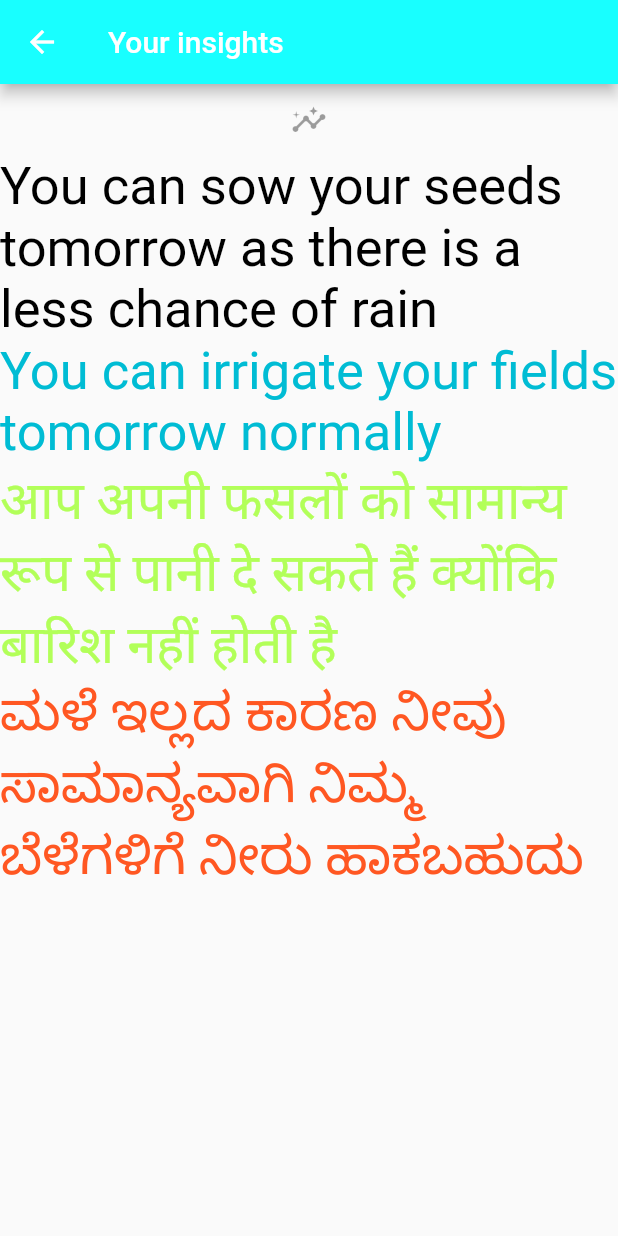
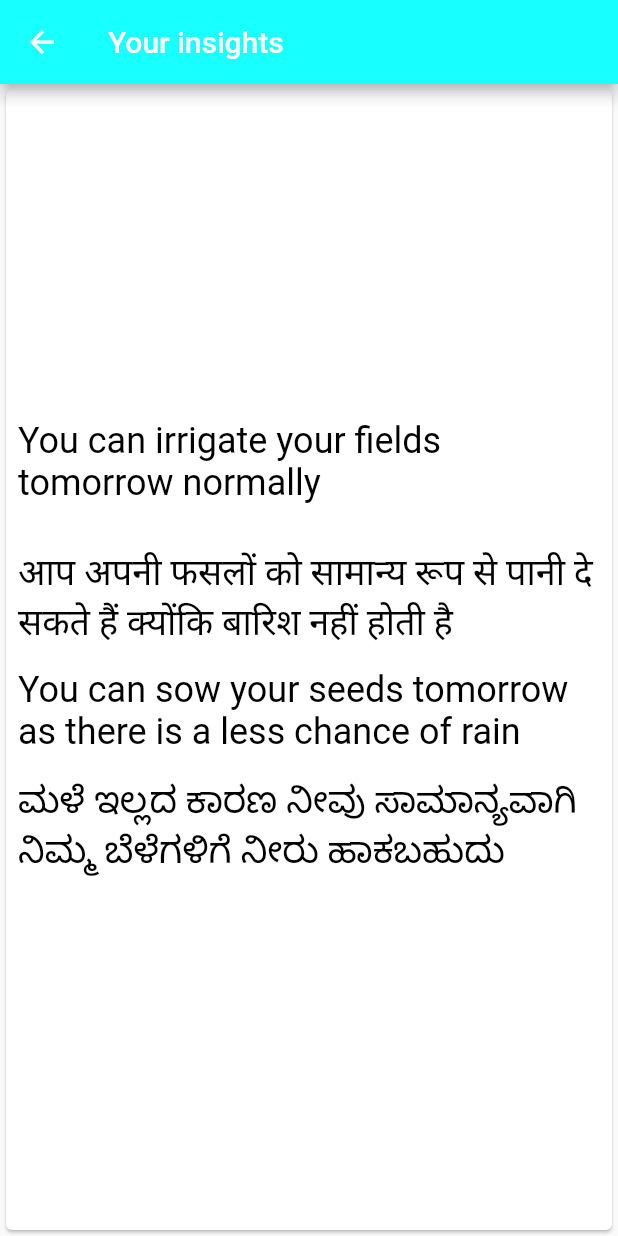
Before and after one commit to KrishnaKanth1729/WeatherApp, a Flutter app: the SecondScreen screen opened directly with empty values, on a phone screen of 412 x 824 dp. Run offline on Flutter 3.47's test engine with Material 2 defaults, Android fonts, the phone set to English and light mode, and no system bars; our stand-ins replace location; missing offline and left inert: translator; statements that could not run were skipped.

Commit message:
FINALS SCIENCE QUEST

```diff
--- a/lib/main.dart
+++ b/lib/main.dart
@@ -40,6 +40,7 @@ class MyAppState extends State<MyApp> {
 
     loadWeather();
   }
+
   // defining user interface with data
   @override
   Widget build(BuildContext context) {
@@ -51,7 +52,9 @@ class MyAppState extends State<MyApp> {
       home: Scaffold(
           backgroundColor: Colors.greenAccent,
           appBar: AppBar(
-            title: Text('Flutter Weather App'),
+            backgroundColor: Colors.cyanAccent,
+            title: Text('Insights Based Weather App for farmers',
+                style: TextStyle(color: Colors.black, fontSize: 20)),
           ),
           body: Center(
               child: Column(mainAxisSize: MainAxisSize.min, children: <Widget>[
@@ -64,7 +67,8 @@ class MyAppState extends State<MyApp> {
                   Padding(
                     padding: const EdgeInsets.all(8.0), // adding padding
                     child: weatherData != null
-                        ? Weather(weather: weatherData) // displaying weather data
+                        ? Weather(
+                            weather: weatherData) // displaying weather data
                         : Container(),
                   ),
                   Padding(
@@ -75,7 +79,8 @@ class MyAppState extends State<MyApp> {
                             valueColor:
                                 new AlwaysStoppedAnimation(Colors.black87),
                           )
-                        : IconButton(  //refresh button to load new set of data
+                        : IconButton(
+                            //refresh button to load new set of data
                             icon: new Icon(Icons.refresh_outlined),
                             tooltip: 'Refresh',
                             onPressed: loadWeather,
@@ -85,7 +90,8 @@ class MyAppState extends State<MyApp> {
                 ],
               ),
             ),
-            SafeArea( // defining user interface
+            SafeArea(
+              // defining user interface
               child: Padding(
                 padding: const EdgeInsets.all(8.0),
                 child: Container(
@@ -111,10 +117,12 @@ class MyAppState extends State<MyApp> {
 
     LocationData ld;
     try {
-      ld = await _location.getLocation(); // getting precise location with lat and lon coordinates using gps
+      ld = await _location
+          .getLocation(); // getting precise location with lat and lon coordinates using gps
 
       error = null;
-    } on PlatformException catch (e) { // checking for location permission in device and raising an exception if it isn't enabled
+    } on PlatformException catch (e) {
+      // checking for location permission in device and raising an exception if it isn't enabled
       if (e.code == 'PERMISSION_DENIED') {
         error = 'Permission denied';
       } else if (e.code == 'PERMISSION_DENIED_NEVER_ASK') {
@@ -129,31 +137,36 @@ class MyAppState extends State<MyApp> {
       final lat = ld.latitude;
       final lon = ld.longitude;
 
-      final weatherResponse = await http.get( // calling api requests for weatherData
+      final weatherResponse = await http.get(
+          // calling api requests for weatherData
           'https://api.openweathermap.org/data/2.5/weather?APPID=1609afe50eaf590cb58d3c1fbfb37f2a&lat=${lat.toString()}&lon=${lon.toString()}&units=metric');
-      final forecastResponse = await http.get( //calling api requests for forecastData
+      final forecastResponse = await http.get(
+          //calling api requests for forecastData
           'https://api.openweathermap.org/data/2.5/forecast?APPID=1609afe50eaf590cb58d3c1fbfb37f2a&lat=${lat.toString()}&lon=${lon.toString()}&units=metric');
 
-      if (weatherResponse.statusCode == 200 && // checking if api call is success and passing data to program(200 is success and 404 is error)
+      if (weatherResponse.statusCode ==
+              200 && // checking if api call is success and passing data to program(200 is success and 404 is error)
           forecastResponse.statusCode == 200) {
         return setState(() {
-          weatherData =
-              new WeatherData.fromJson(jsonDecode(weatherResponse.body)); // taking the body of json api response and decoding to -utf8' for weatherData
-          forecastData =
-              new ForecastData.fromJson(jsonDecode(forecastResponse.body)); // taking the body of json api response and decoding to -utf8' for forecastData
+          weatherData = new WeatherData.fromJson(jsonDecode(weatherResponse
+              .body)); // taking the body of json api response and decoding to -utf8' for weatherData
+          forecastData = new ForecastData.fromJson(jsonDecode(forecastResponse
+              .body)); // taking the body of json api response and decoding to -utf8' for forecastData
           isLoading = false;
         });
       }
     }
 
-    setState(() {  // checking for changes and stop loading the data
+    setState(() {
+      // checking for changes and stop loading the data
       isLoading = false;
     });
   }
 }
 
 // the button that passes data to the insights page from the main page
-class MyButton extends StatefulWidget { // the button that passes weatherData to the insights page
+class MyButton extends StatefulWidget {
+  // the button that passes weatherData to the insights page
   WeatherData weatherData;
   MyButton(@required this.weatherData);
 
@@ -164,14 +177,16 @@ class MyButton extends StatefulWidget { // the button that passes weatherData to
 class _MyButtonState extends State<MyButton> {
   @override
   Widget build(BuildContext context) {
-    return IconButton( // creating the UI icon
+    return IconButton(
+        // creating the UI icon
         icon: Icon(Icons.insights_rounded),
         onPressed: () {
           Navigator.push(
               context,
-              MaterialPageRoute( // passing the route when it is pressed
-                  builder: (context) => SecondScreen(widget.weatherData))); //passing the weatherData in he button so that the nsights page can access it
-
+              MaterialPageRoute(
+                  // passing the route when it is pressed
+                  builder: (context) => SecondScreen(widget
+                      .weatherData))); //passing the weatherData in he button so that the nsights page can access it
         });
   }
 }
--- a/lib/widgets/Insights.dart
+++ b/lib/widgets/Insights.dart
@@ -42,26 +42,32 @@ class SecondScreen extends StatelessWidget {
           'आप अपनी फसलों को सामान्य रूप से पानी दे सकते हैं क्योंकि बारिश नहीं होती है';
     }
     return Scaffold(
-        appBar: AppBar(
-            title: Text("Your insights"), backgroundColor: Colors.cyanAccent),
-        body: Column(
-          children: <Widget>[
-            IconButton(
-              icon: Icon(Icons.insights),
-            ),
-            Text(maintext,
-                style: new TextStyle(color: Colors.black, fontSize: 35)),
-            Text(anothertext,
-                style: new TextStyle(color: Colors.cyan, fontSize: 35)),
-            Text(text,
-                style: new TextStyle(
-                    color: Colors.lightGreenAccent, fontSize: 35)),
-            Text(
-              kannada,
-              style: new TextStyle(color: Colors.deepOrange, fontSize: 35),
-            )
-          ],
-        ));
+      appBar: AppBar(
+          title: Text("Your insights"), backgroundColor: Colors.cyanAccent),
+      body: Card(
+        child: Padding(
+          padding: const EdgeInsets.all(
+              8.0), // adding padding on sides of the widgets
+          child: Column(
+            mainAxisAlignment: MainAxisAlignment.center,
+            children: <Widget>[
+              Text(anothertext,
+                  style: new TextStyle(color: Colors.black, fontSize: 24)),
+              Text('', style: new TextStyle(color: Colors.black, fontSize: 24)),
+              Text(text,
+                  style: new TextStyle(color: Colors.black, fontSize: 24)),
+              Text('', style: new TextStyle(color: Colors.black)),
+              Text(maintext,
+                  style: new TextStyle(color: Colors.black, fontSize: 24.0)),
+              Text('', style: new TextStyle(color: Colors.black)),
+              Text(kannada,
+                  style: new TextStyle(color: Colors.black, fontSize: 24)),
+              Text('', style: new TextStyle(color: Colors.black)),
+            ],
+          ),
+        ),
+      ),
+    );
   }
 }
 
--- a/lib/widgets/Weather.dart
+++ b/lib/widgets/Weather.dart
@@ -3,6 +3,7 @@
 // importing dependencies and classes
 import 'package:flutter/material.dart';
 import 'package:flutter/rendering.dart';
+import 'package:flutter/services.dart';
 import 'package:intl/intl.dart';
 
 import 'package:myweather/models/WeatherData.dart';
@@ -11,21 +12,22 @@ import 'package:myweather/models/WeatherData.dart';
 class Weather extends StatelessWidget {
   final WeatherData weather;
 
-  Weather({Key key, @required this.weather}) : super(key: key); // required parameters for calling class Weather
+  Weather({Key key, @required this.weather})
+      : super(key: key); // required parameters for calling class Weather
   @override
   Widget build(BuildContext context) {
     return Column(
       children: <Widget>[
-        Text(weather.name, style: new TextStyle(color: Colors.limeAccent, fontSize: 35)),
+        Text(weather.name,
+            style: new TextStyle(color: Colors.limeAccent, fontSize: 35)),
         Text(weather.main,
             style: new TextStyle(color: Colors.white, fontSize: 32.0)),
         Text('${weather.temp.toString()}°C',
             style: new TextStyle(color: Colors.white)),
         Image.network('https://openweathermap.org/img/w/${weather.icon}.png'),
-        Text(new DateFormat.yMMMMd().format(weather.date),
-            style: new TextStyle(color: Colors.black)),
         Text(new DateFormat.Hm().format(weather.date),
             style: new TextStyle(color: Colors.black)),
+        Text(new DateFormat.yMMMMEEEEd().format(weather.date))
       ],
     );
   }
--- a/pubspec.yaml
+++ b/pubspec.yaml
@@ -27,6 +27,7 @@ dependencies:
   intl: "^0.15.6"
   location: "^3.2.1"
   translator: ^0.1.0
+
 
   # The following adds the Cupertino Icons font to your application.
   # Use with the CupertinoIcons class for iOS style icons.
```
